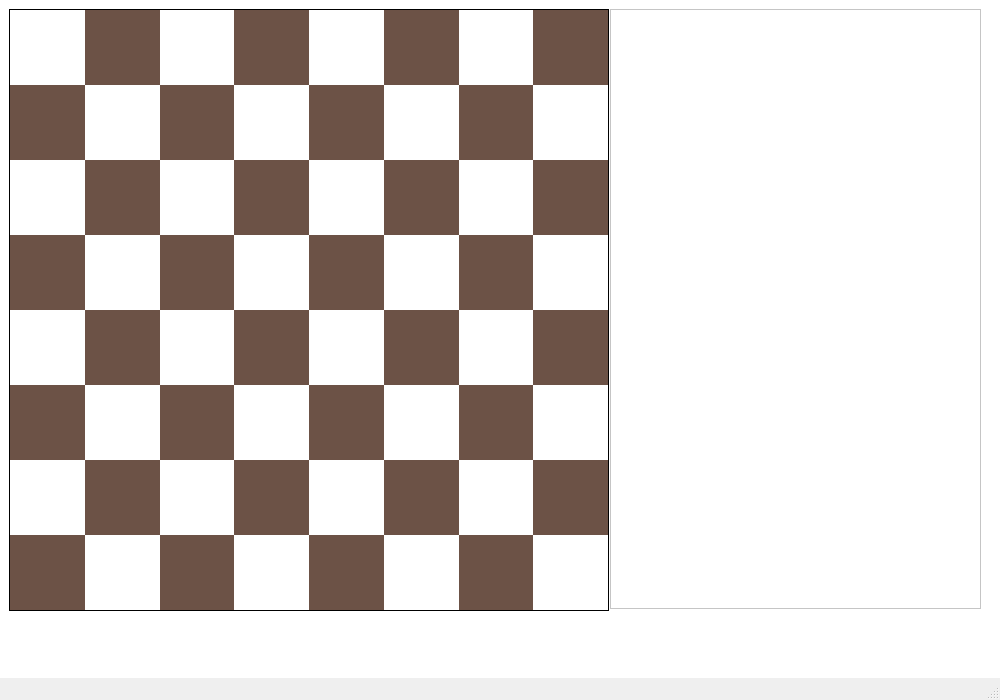
The window that mainwindow.ui (JabloZ/Chess-cpp-qt) describes before a commit, drawn with Qt 5.
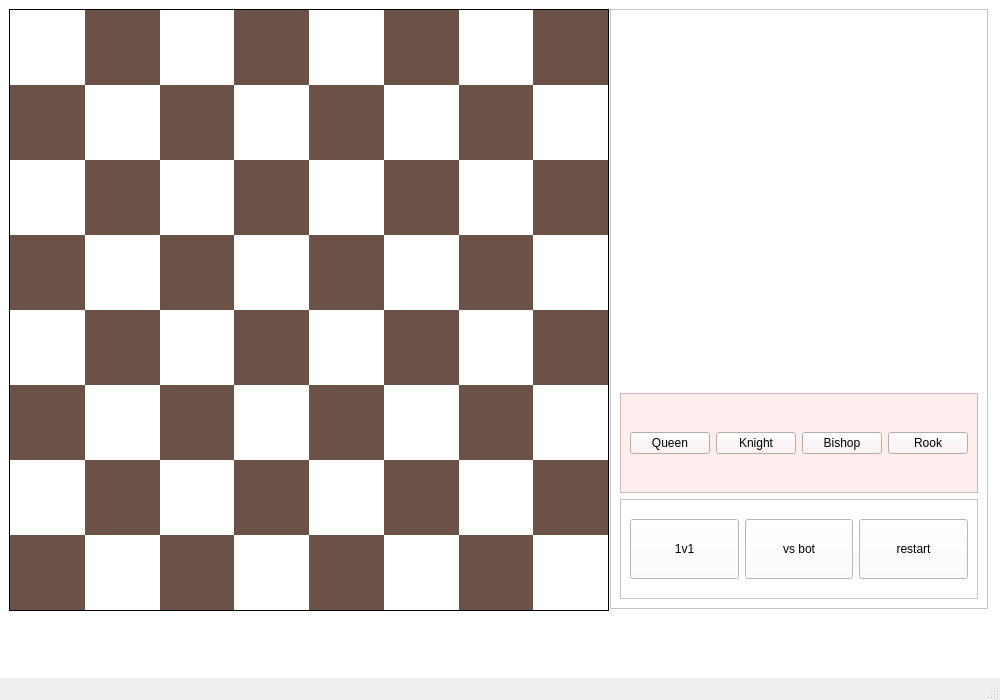
The same window after the commit.

Commit message: Pawn promotion to all 4 figures added

```diff
--- a/mainwindow.ui
+++ b/mainwindow.ui
@@ -3084,7 +3084,7 @@
      <rect>
       <x>610</x>
       <y>9</y>
-      <width>371</width>
+      <width>378</width>
       <height>600</height>
      </rect>
     </property>
@@ -3117,21 +3117,143 @@
       </widget>
      </item>
      <item>
-      <widget class="QLabel" name="label_3">
-       <property name="text">
-        <string>TextLabel</string>
+      <widget class="QFrame" name="promotion_frame">
+       <property name="minimumSize">
+        <size>
+         <width>0</width>
+         <height>100</height>
+        </size>
        </property>
+       <property name="maximumSize">
+        <size>
+         <width>16777215</width>
+         <height>100</height>
+        </size>
+       </property>
+       <property name="styleSheet">
+        <string notr="true">background-color: rgb(255, 238, 238);</string>
+       </property>
+       <property name="frameShape">
+        <enum>QFrame::StyledPanel</enum>
+       </property>
+       <property name="frameShadow">
+        <enum>QFrame::Raised</enum>
+       </property>
+       <layout class="QHBoxLayout" name="horizontalLayout_2">
+        <item>
+         <widget class="QPushButton" name="queenbutton">
+          <property name="styleSheet">
+           <string notr="true">font: 16pt &quot;Segoe UI&quot;;
+color: rgb(0, 0, 0);</string>
+          </property>
+          <property name="text">
+           <string>Queen</string>
+          </property>
+         </widget>
+        </item>
+        <item>
+         <widget class="QPushButton" name="knightbutton">
+          <property name="styleSheet">
+           <string notr="true">font: 16pt &quot;Segoe UI&quot;;
+color: rgb(0, 0, 0);</string>
+          </property>
+          <property name="text">
+           <string>Knight</string>
+          </property>
+         </widget>
+        </item>
+        <item>
+         <widget class="QPushButton" name="bishopbutton">
+          <property name="styleSheet">
+           <string notr="true">font: 16pt &quot;Segoe UI&quot;;
+color: rgb(0, 0, 0);</string>
+          </property>
+          <property name="text">
+           <string>Bishop</string>
+          </property>
+         </widget>
+        </item>
+        <item>
+         <widget class="QPushButton" name="rookbutton">
+          <property name="styleSheet">
+           <string notr="true">font: 16pt &quot;Segoe UI&quot;;
+color: rgb(0, 0, 0);</string>
+          </property>
+          <property name="text">
+           <string>Rook</string>
+          </property>
+         </widget>
+        </item>
+       </layout>
       </widget>
      </item>
      <item>
-      <widget class="QLabel" name="label">
-       <property name="styleSheet">
-        <string notr="true">color: rgb(0, 0, 0);
-font: 28pt &quot;Segoe UI&quot;;</string>
+      <widget class="QFrame" name="game_pannel">
+       <property name="maximumSize">
+        <size>
+         <width>16777215</width>
+         <height>100</height>
+        </size>
        </property>
-       <property name="text">
-        <string/>
+       <property name="frameShape">
+        <enum>QFrame::StyledPanel</enum>
        </property>
+       <property name="frameShadow">
+        <enum>QFrame::Raised</enum>
+       </property>
+       <layout class="QHBoxLayout" name="horizontalLayout_3">
+        <item>
+         <widget class="QPushButton" name="button1v1">
+          <property name="minimumSize">
+           <size>
+            <width>0</width>
+            <height>60</height>
+           </size>
+          </property>
+          <property name="styleSheet">
+           <string notr="true">color: rgb(0, 0, 0);
+font: 14pt &quot;Segoe UI&quot;;</string>
+          </property>
+          <property name="text">
+           <string>1v1</string>
+          </property>
+         </widget>
+        </item>
+        <item>
+         <widget class="QPushButton" name="buttonvsbot">
+          <property name="minimumSize">
+           <size>
+            <width>0</width>
+            <height>60</height>
+           </size>
+          </property>
+          <property name="styleSheet">
+           <string notr="true">color: rgb(0, 0, 0);
+font: 14pt &quot;Segoe UI&quot;;</string>
+          </property>
+          <property name="text">
+           <string>vs bot</string>
+          </property>
+         </widget>
+        </item>
+        <item>
+         <widget class="QPushButton" name="buttonrestart">
+          <property name="minimumSize">
+           <size>
+            <width>0</width>
+            <height>60</height>
+           </size>
+          </property>
+          <property name="styleSheet">
+           <string notr="true">color: rgb(0, 0, 0);
+font: 14pt &quot;Segoe UI&quot;;</string>
+          </property>
+          <property name="text">
+           <string>restart</string>
+          </property>
+         </widget>
+        </item>
+       </layout>
       </widget>
      </item>
     </layout>
```
The commit also changes 4 other files.
